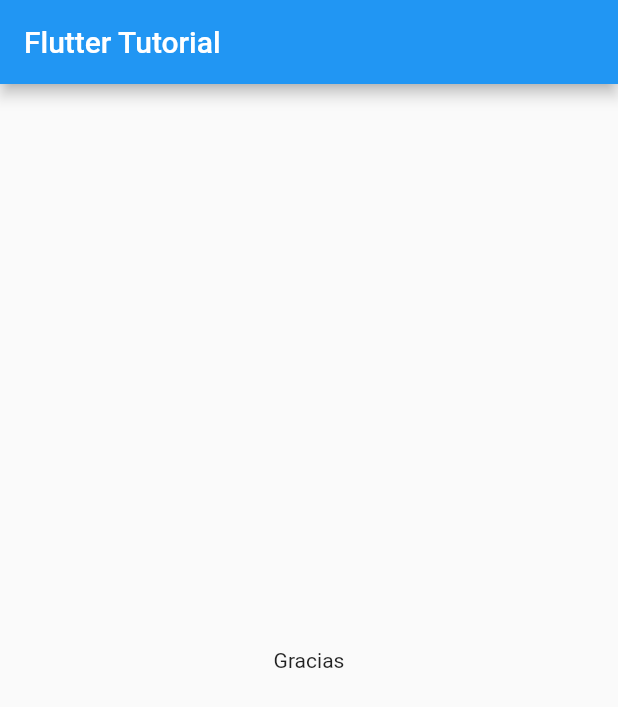
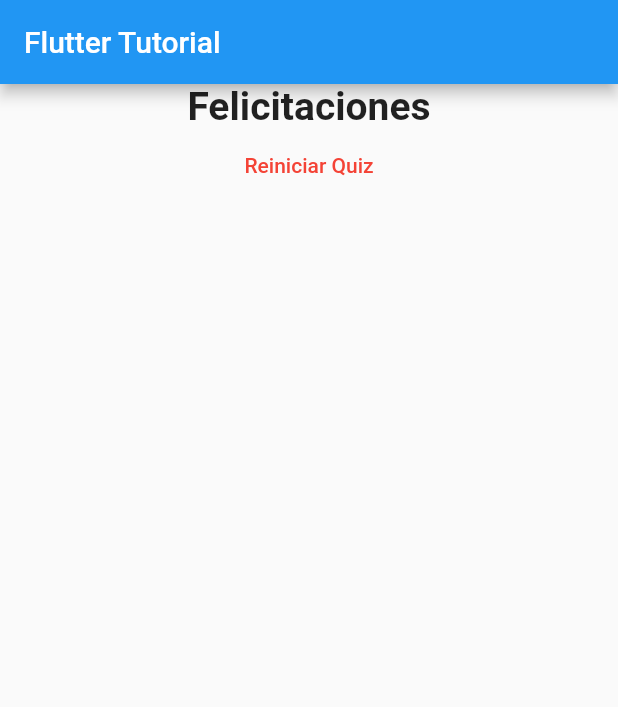
Before and after one commit to fintico/flutter_tutorial, a Flutter app: the screen it shows after launch, after a tap on "Red", after a tap on "Dog", after a tap on "Maria", on a phone screen of 412 x 824 dp. Shown: the top 707 px of the screen. Run offline on Flutter 3.47's test engine with Material 2 defaults, Android fonts, the phone set to English and light mode, and no system bars.

```diff
--- a/lib/main.dart
+++ b/lib/main.dart
@@ -17,26 +17,53 @@ class _MyAppState extends State<MyApp> {
   final _questions = const [
     {
       'questionText': 'What\'s your favorite color?',
-      'answers': ['Red', 'Blue', 'Yellow', 'Green']
+      'answers': [
+        {'text': 'Red', 'score': 10},
+        {'text': 'Blue', 'score': 10},
+        {'text': 'Yellow', 'score': 10},
+        {'text': "Green", 'score': 10}
+      ]
     },
     {
       'questionText': 'What\'s your favorite animal?',
-      'answers': ['Lion', 'Dog', 'Duck', 'Cat', 'Bear']
+      'answers': [
+        {'text': 'Lion', 'score': 10},
+        {'text': 'Dog', 'score': 11},
+        {'text': 'Duck', 'score': 12},
+        {'text': 'Cat', 'score': 10},
+        {'text': 'Bear', 'score': 10}
+      ]
     },
     {
       'questionText': 'Who\'s your favorite instructor?',
-      'answers': ['Luis', 'Juan', 'Ana', 'Maria', 'Carla']
+      'answers': [
+        {'text': 'Luisa', 'score': 10},
+        {'text': 'Carlos', 'score': 10},
+        {'text': 'Maria', 'score': 20},
+        {'text': 'Maya', 'score': 10},
+        {'text': 'Sandro', 'score': 10}
+      ]
     },
   ];
+
   int _questionIndex = 0;
+  int _totalScore = 0;
 
-  void _myAnswerQuestion() {
+  void _resetQuiz() {
+    setState(() {
+      _questionIndex = 0;
+      _totalScore = 0;
+    });
+  }
+
+  void _myAnswerQuestion(int score) {
+    _totalScore += score;
     setState(() {
       _questionIndex = _questionIndex + 1;
     });
   }
 
-  // This widget is the root of your application.
+// This widget is the root of your application.
   @override
   Widget build(BuildContext context) {
     return MaterialApp(
@@ -48,7 +75,7 @@ class _MyAppState extends State<MyApp> {
                 questionIndex: _questionIndex,
                 questions: _questions,
               )
-            : Result(),
+            : Result(_totalScore, _resetQuiz),
       ),
     );
   }
--- a/lib/quiz.dart
+++ b/lib/quiz.dart
@@ -16,8 +16,8 @@ class Quiz extends StatelessWidget {
         Question(
           questions[questionIndex]['questionText'],
         ),
-        ...(questions[questionIndex]['answers'] as List<String>).map((answer) {
-          return Answer(myAnswerQuestion, answer);
+        ...(questions[questionIndex]['answers'] as List<Map<String,Object>>).map((answer) {
+          return Answer(() => myAnswerQuestion(answer['score']), answer['text']);
         }).toList()
       ],
     );
--- a/lib/result.dart
+++ b/lib/result.dart
@@ -1,10 +1,36 @@
 import 'package:flutter/material.dart';
 
+// ignore: must_be_immutable
 class Result extends StatelessWidget {
+  final int totalScore;
+  final Function resetHandler;
+
+  Result(this.totalScore, this.resetHandler);
+
+  String get resultPhrase {
+    var resultText = 'Felicitaciones';
+    if (totalScore <= 30) {
+      resultText = 'No pudo pasar el test';
+    }
+    return resultText;
+  }
+
   @override
   Widget build(BuildContext context) {
     return Center(
-      child: Text('Gracias'),
+      child: Column(
+        children: <Widget>[
+          Text(
+            resultPhrase,
+            style: TextStyle(fontSize: 26, fontWeight: FontWeight.bold),
+          ),
+          FlatButton(
+            child: Text('Reiniciar Quiz',),
+            textColor: Colors.red,
+            onPressed: resetHandler,
+          )
+        ],
+      ),
     );
   }
 }
```
